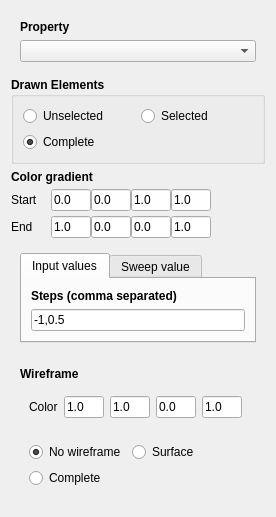
Above: Rendering/Renderers/stepsrendererconfig.ui from Gloix/Camaron before the change. Below: the same form after it.
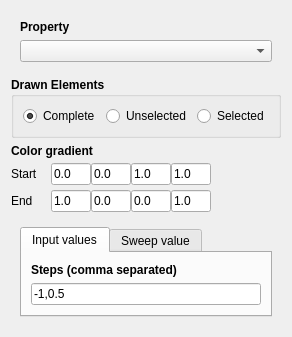
That is the form after the change.

Commit message: Removed code for rendering a wireframe in isolines and isosurfaces in favor of using stacked rendering.

Patch:
```diff
--- a/Rendering/Renderers/stepsrendererconfig.ui
+++ b/Rendering/Renderers/stepsrendererconfig.ui
@@ -7,7 +7,7 @@
     <x>0</x>
     <y>0</y>
     <width>276</width>
-    <height>478</height>
+    <height>310</height>
    </rect>
   </property>
   <property name="windowTitle">
@@ -71,8 +71,34 @@
      <property name="title">
       <string>Drawn Elements</string>
      </property>
-     <layout class="QGridLayout" name="gridLayout_4">
-      <item row="1" column="0">
+     <layout class="QGridLayout" name="gridLayout">
+      <item row="0" column="2" colspan="2">
+       <widget class="QRadioButton" name="radioButton_selected">
+        <property name="font">
+         <font>
+          <weight>50</weight>
+          <bold>false</bold>
+         </font>
+        </property>
+        <property name="text">
+         <string>Selected</string>
+        </property>
+       </widget>
+      </item>
+      <item row="0" column="1">
+       <widget class="QRadioButton" name="radioButton_unselected">
+        <property name="font">
+         <font>
+          <weight>50</weight>
+          <bold>false</bold>
+         </font>
+        </property>
+        <property name="text">
+         <string>Unselected</string>
+        </property>
+       </widget>
+      </item>
+      <item row="0" column="0">
        <widget class="QRadioButton" name="radioButton_complete">
         <property name="font">
          <font>
@@ -88,32 +114,6 @@
         </property>
        </widget>
       </item>
-      <item row="0" column="0">
-       <widget class="QRadioButton" name="radioButton_unselected">
-        <property name="font">
-         <font>
-          <weight>50</weight>
-          <bold>false</bold>
-         </font>
-        </property>
-        <property name="text">
-         <string>Unselected</string>
-        </property>
-       </widget>
-      </item>
-      <item row="0" column="1">
-       <widget class="QRadioButton" name="radioButton_selected">
-        <property name="font">
-         <font>
-          <weight>50</weight>
-          <bold>false</bold>
-         </font>
-        </property>
-        <property name="text">
-         <string>Selected</string>
-        </property>
-       </widget>
-      </item>
      </layout>
     </widget>
    </item>
@@ -540,168 +540,6 @@
      </layout>
     </widget>
    </item>
-   <item>
-    <widget class="QWidget" name="widget_3" native="true">
-     <property name="sizePolicy">
-      <sizepolicy hsizetype="Maximum" vsizetype="Maximum">
-       <horstretch>0</horstretch>
-       <verstretch>0</verstretch>
-      </sizepolicy>
-     </property>
-     <layout class="QVBoxLayout" name="verticalLayout_4">
-      <item>
-       <widget class="QLabel" name="label_11">
-        <property name="sizePolicy">
-         <sizepolicy hsizetype="Maximum" vsizetype="Maximum">
-          <horstretch>0</horstretch>
-          <verstretch>0</verstretch>
-         </sizepolicy>
-        </property>
-        <property name="font">
-         <font>
-          <weight>75</weight>
-          <bold>true</bold>
-         </font>
-        </property>
-        <property name="text">
-         <string>Wireframe</string>
-        </property>
-       </widget>
-      </item>
-      <item>
-       <widget class="QWidget" name="widget_6" native="true">
-        <property name="sizePolicy">
-         <sizepolicy hsizetype="Maximum" vsizetype="Maximum">
-          <horstretch>0</horstretch>
-          <verstretch>0</verstretch>
-         </sizepolicy>
-        </property>
-        <layout class="QHBoxLayout" name="horizontalLayout_2">
-         <item>
-          <widget class="QLabel" name="label">
-           <property name="text">
-            <string>Color</string>
-           </property>
-          </widget>
-         </item>
-         <item>
-          <widget class="QLineEdit" name="lineEdit_wf_r">
-           <property name="sizePolicy">
-            <sizepolicy hsizetype="Fixed" vsizetype="Fixed">
-             <horstretch>0</horstretch>
-             <verstretch>0</verstretch>
-            </sizepolicy>
-           </property>
-           <property name="maximumSize">
-            <size>
-             <width>40</width>
-             <height>16777215</height>
-            </size>
-           </property>
-           <property name="text">
-            <string>1.0</string>
-           </property>
-          </widget>
-         </item>
-         <item>
-          <widget class="QLineEdit" name="lineEdit_wf_g">
-           <property name="sizePolicy">
-            <sizepolicy hsizetype="Fixed" vsizetype="Fixed">
-             <horstretch>0</horstretch>
-             <verstretch>0</verstretch>
-            </sizepolicy>
-           </property>
-           <property name="maximumSize">
-            <size>
-             <width>40</width>
-             <height>16777215</height>
-            </size>
-           </property>
-           <property name="text">
-            <string>1.0</string>
-           </property>
-          </widget>
-         </item>
-         <item>
-          <widget class="QLineEdit" name="lineEdit_wf_b">
-           <property name="sizePolicy">
-            <sizepolicy hsizetype="Fixed" vsizetype="Fixed">
-             <horstretch>0</horstretch>
-             <verstretch>0</verstretch>
-            </sizepolicy>
-           </property>
-           <property name="maximumSize">
-            <size>
-             <width>40</width>
-             <height>16777215</height>
-            </size>
-           </property>
-           <property name="text">
-            <string>0.0</string>
-           </property>
-          </widget>
-         </item>
-         <item>
-          <widget class="QLineEdit" name="lineEdit_wf_a">
-           <property name="sizePolicy">
-            <sizepolicy hsizetype="Fixed" vsizetype="Fixed">
-             <horstretch>0</horstretch>
-             <verstretch>0</verstretch>
-            </sizepolicy>
-           </property>
-           <property name="maximumSize">
-            <size>
-             <width>40</width>
-             <height>16777215</height>
-            </size>
-           </property>
-           <property name="text">
-            <string>1.0</string>
-           </property>
-          </widget>
-         </item>
-        </layout>
-       </widget>
-      </item>
-      <item>
-       <widget class="QWidget" name="widget_7" native="true">
-        <property name="sizePolicy">
-         <sizepolicy hsizetype="Maximum" vsizetype="Maximum">
-          <horstretch>0</horstretch>
-          <verstretch>0</verstretch>
-         </sizepolicy>
-        </property>
-        <layout class="QGridLayout" name="gridLayout">
-         <item row="0" column="0">
-          <widget class="QRadioButton" name="radioButton_wf_no">
-           <property name="text">
-            <string>No wireframe</string>
-           </property>
-           <property name="checked">
-            <bool>true</bool>
-           </property>
-          </widget>
-         </item>
-         <item row="0" column="1">
-          <widget class="QRadioButton" name="radioButton_wf_surface">
-           <property name="text">
-            <string>Surface</string>
-           </property>
-          </widget>
-         </item>
-         <item row="1" column="0">
-          <widget class="QRadioButton" name="radioButton_wf_complete">
-           <property name="text">
-            <string>Complete</string>
-           </property>
-          </widget>
-         </item>
-        </layout>
-       </widget>
-      </item>
-     </layout>
-    </widget>
-   </item>
   </layout>
  </widget>
  <resources/>
```
The commit also changes 4 other files.
